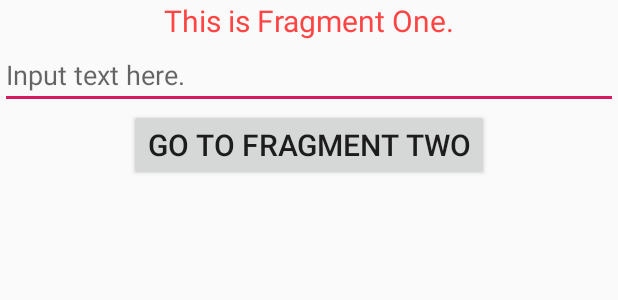
After one commit to TilSeier/Studying, an Android app: the layout fragment_back_stack_one.xml on its own in the app's theme, with its tools: preview values and no code run, on a phone screen of 412 x 824 dp. The commit adds this screen. Shown: the top 300 px of the screen. Run offline under Robolectric (Android 15) with nearby library versions, the phone set to English and light mode, and no system bars; network calls fail.

Commit message:
Fragment Back Stack

```diff
--- a/app/src/main/AndroidManifest.xml
+++ b/app/src/main/AndroidManifest.xml
@@ -16,6 +16,7 @@
             android:name="com.tilseier.studying.screens.save_instance_state.SaveStateActivity"/>
         <activity android:name="com.tilseier.studying.screens.fragment_state_loss.StateLossActivity" />
         <activity android:name="com.tilseier.studying.screens.fragment_state_loss.StateLossSecondActivity" />
+        <activity android:name="com.tilseier.studying.screens.fragment_back_stack.FragmentBackStackActivity" />
         <activity android:name="com.tilseier.studying.screens.constraint_features.ConstraintSetsActivity" />
         <activity android:name="com.tilseier.studying.screens.constraint_features.ConstraintFeaturesActivity" />
         <activity android:name="com.tilseier.studying.screens.files.FilesActivity" />
--- /dev/null
+++ b/app/src/main/res/layout/fragment_back_stack_one.xml
@@ -0,0 +1,29 @@
+<?xml version="1.0" encoding="utf-8"?>
+<LinearLayout xmlns:android="http://schemas.android.com/apk/res/android"
+    android:orientation="vertical"
+    android:layout_width="match_parent"
+    android:layout_height="match_parent">
+
+    <TextView
+        android:layout_width="match_parent"
+        android:layout_height="wrap_content"
+        android:text="This is Fragment One."
+        android:textSize="20dp"
+        android:gravity="center"
+        android:textColor="@android:color/holo_red_light"/>
+
+    <EditText
+        android:id="@+id/et_fragment_back_stack_one"
+        android:hint="Input text here."
+        android:layout_width="match_parent"
+        android:layout_height="wrap_content" />
+
+    <Button
+        android:id="@+id/fragment_back_stack_one_button"
+        android:layout_width="wrap_content"
+        android:layout_height="wrap_content"
+        android:text="Go To Fragment Two"
+        android:layout_gravity="center"
+        android:textSize="20dp"/>
+
+</LinearLayout>
```
Also changed, not shown: app/src/main/java/com/tilseier/studying/MainActivity.java (+7 -0 lines), app/src/main/java/com/tilseier/studying/screens/fragment_back_stack/FragmentBackStackActivity.java (added, +34 -0 lines), app/src/main/java/com/tilseier/studying/screens/fragment_back_stack/FragmentOne.java (added, +60 -0 lines), app/src/main/java/com/tilseier/studying/screens/fragment_back_stack/FragmentThree.java (added, +49 -0 lines), app/src/main/java/com/tilseier/studying/screens/fragment_back_stack/FragmentTwo.java (added, +53 -0 lines), app/src/main/java/com/tilseier/studying/screens/fragment_back_stack/FragmentUtil.java (added, +64 -0 lines), app/src/main/res/layout/activity_fragment_back_stack.xml (added, +11 -0 lines), app/src/main/res/layout/fragment_back_stack_three.xml (added, +28 -0 lines), app/src/main/res/layout/fragment_back_stack_two.xml (added, +28 -0 lines).
